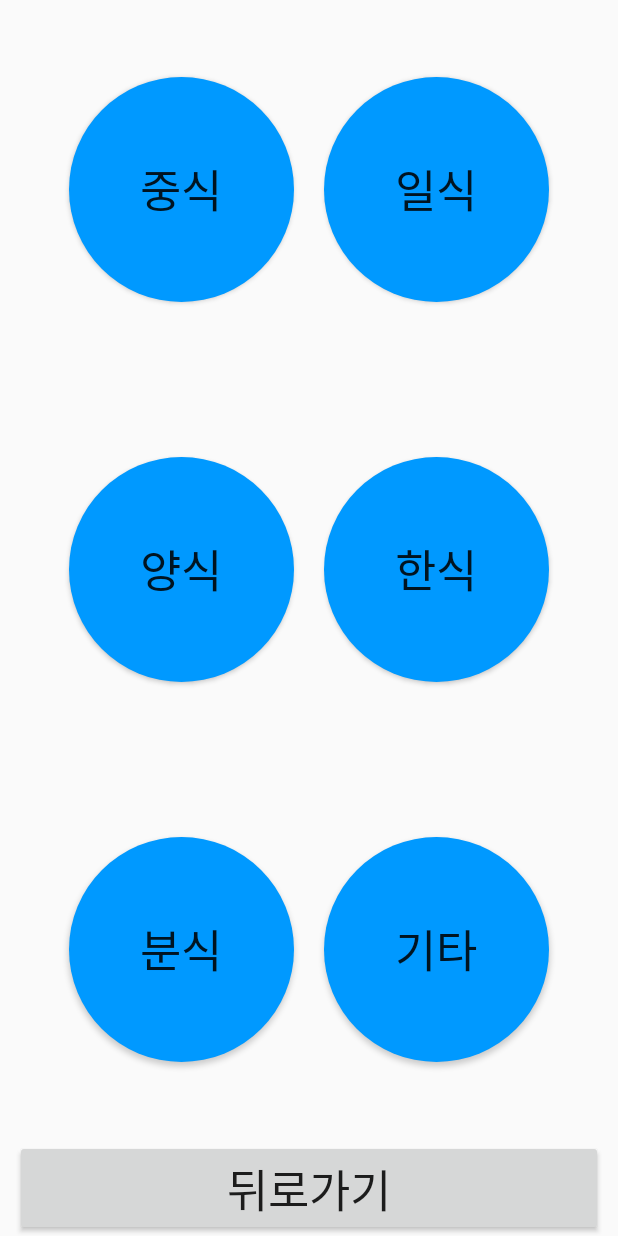
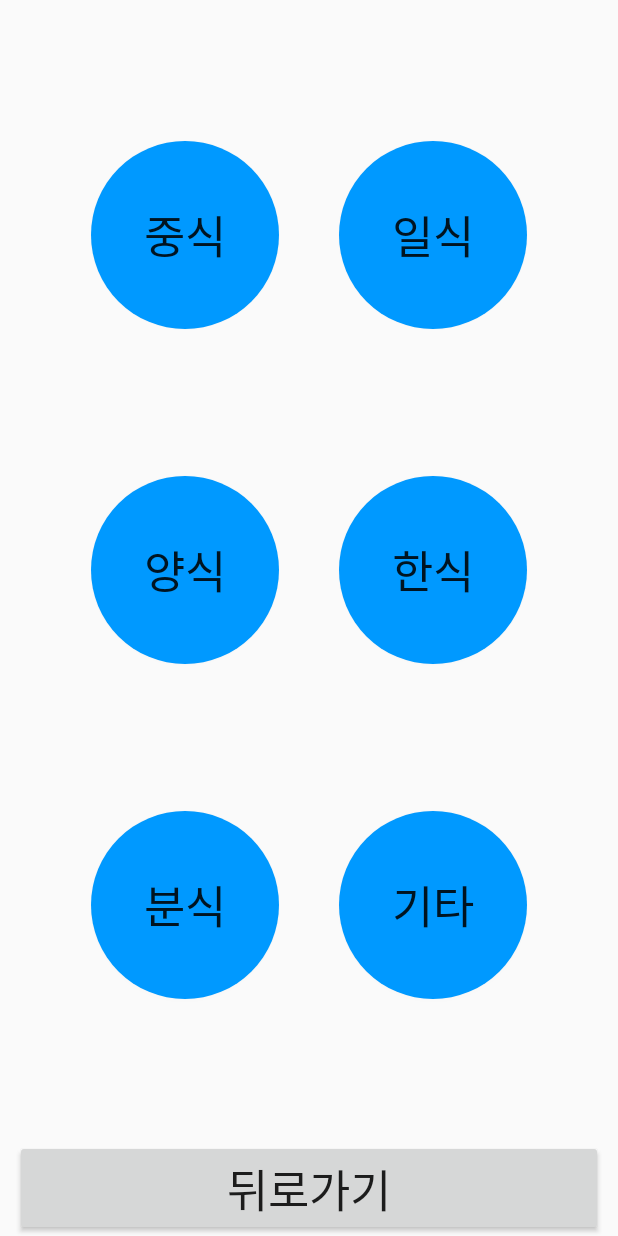
Before and after one commit to whe0107/JejuMap_App, an Android app: the SubActivity3 screen opened directly, with no data from a screen before it, on a phone screen of 412 x 824 dp. Run offline under Robolectric (Android 15) with nearby library versions, the phone set to English and light mode, and no system bars.

Commit message:
버튼 살짝 수정(구글맵 실패)

```diff
--- a/activitymove/app/src/main/res/layout/activity_sub3.xml
+++ b/activitymove/app/src/main/res/layout/activity_sub3.xml
@@ -13,22 +13,22 @@
         android:orientation="horizontal">
 
         <Button
-            android:layout_width="150dp"
-            android:layout_height="150dp"
+            android:layout_width="125dp"
+            android:layout_height="125dp"
             android:background="@drawable/button"
-
-            android:layout_marginLeft="10dp"
-            android:layout_marginRight="10dp"
+            android:layout_marginTop="30dp"
+            android:layout_marginLeft="20dp"
+            android:layout_marginRight="20dp"
             android:text="중식"
             android:textSize="30dp"/>
 
         <Button
-            android:layout_width="150dp"
-            android:layout_height="150dp"
+            android:layout_width="125dp"
+            android:layout_height="125dp"
             android:background="@drawable/button"
-
-            android:layout_marginLeft="10dp"
-            android:layout_marginRight="10dp"
+            android:layout_marginTop="30dp"
+            android:layout_marginLeft="20dp"
+            android:layout_marginRight="20dp"
             android:text="일식"
             android:textSize="30dp"/>
     </LinearLayout>
@@ -42,22 +42,22 @@
         android:orientation="horizontal">
 
         <Button
-            android:layout_width="150dp"
-            android:layout_height="150dp"
+            android:layout_width="125dp"
+            android:layout_height="125dp"
             android:background="@drawable/button"
 
-            android:layout_marginLeft="10dp"
-            android:layout_marginRight="10dp"
+            android:layout_marginLeft="20dp"
+            android:layout_marginRight="20dp"
             android:text="양식"
             android:textSize="30dp" />
 
         <Button
-            android:layout_width="150dp"
-            android:layout_height="150dp"
+            android:layout_width="125dp"
+            android:layout_height="125dp"
             android:background="@drawable/button"
 
-            android:layout_marginLeft="10dp"
-            android:layout_marginRight="10dp"
+            android:layout_marginLeft="20dp"
+            android:layout_marginRight="20dp"
             android:text="한식"
             android:textSize="30dp" />
     </LinearLayout>
@@ -71,22 +71,22 @@
         android:orientation="horizontal">
 
         <Button
-            android:layout_width="150dp"
-            android:layout_height="150dp"
+            android:layout_width="125dp"
+            android:layout_height="125dp"
             android:background="@drawable/button"
-
-            android:layout_marginLeft="10dp"
-            android:layout_marginRight="10dp"
+            android:layout_marginBottom="30dp"
+            android:layout_marginLeft="20dp"
+            android:layout_marginRight="20dp"
             android:text="분식"
             android:textSize="30dp"/>
 
         <Button
-            android:layout_width="150dp"
-            android:layout_height="150dp"
+            android:layout_width="125dp"
+            android:layout_height="125dp"
             android:background="@drawable/button"
-
-            android:layout_marginLeft="10dp"
-            android:layout_marginRight="10dp"
+            android:layout_marginBottom="30dp"
+            android:layout_marginLeft="20dp"
+            android:layout_marginRight="20dp"
             android:text="기타"
             android:textSize="30dp"/>
 
```
